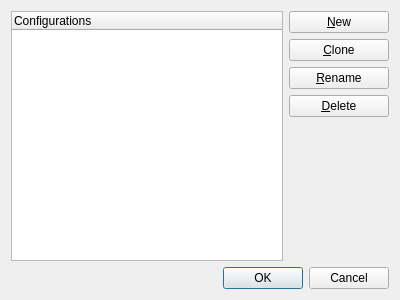
Qt form src/appleseed.studio/mainwindow/configurationmanagerwindow.ui (appleseedhq/appleseed) before a commit.
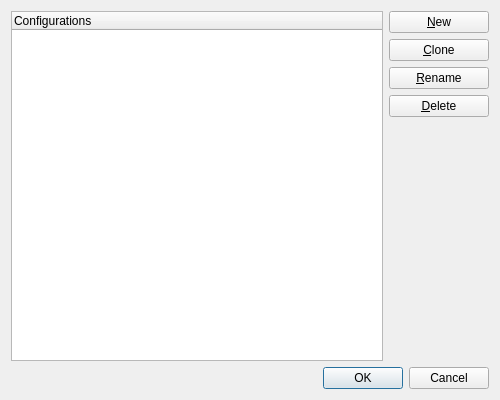
The same form after that commit.

Commit message: Adjust default dimensions of appleseed.studio dialogs

```diff
--- a/src/appleseed.studio/mainwindow/configurationmanagerwindow.ui
+++ b/src/appleseed.studio/mainwindow/configurationmanagerwindow.ui
@@ -9,8 +9,8 @@
    <rect>
     <x>0</x>
     <y>0</y>
-    <width>400</width>
-    <height>300</height>
+    <width>500</width>
+    <height>400</height>
    </rect>
   </property>
   <property name="windowTitle">
```
The commit also changes 3 other files.
